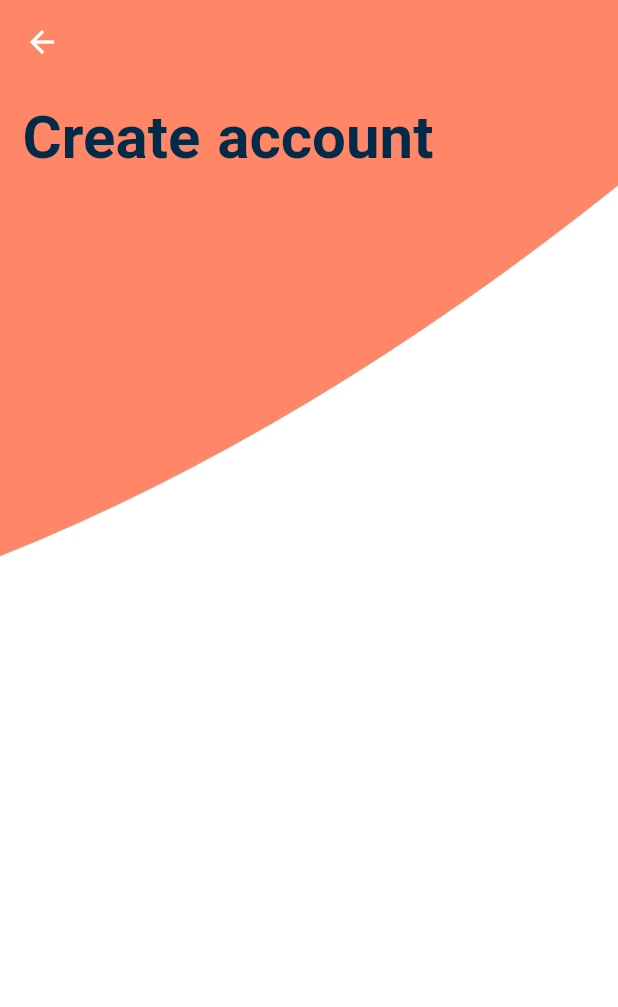
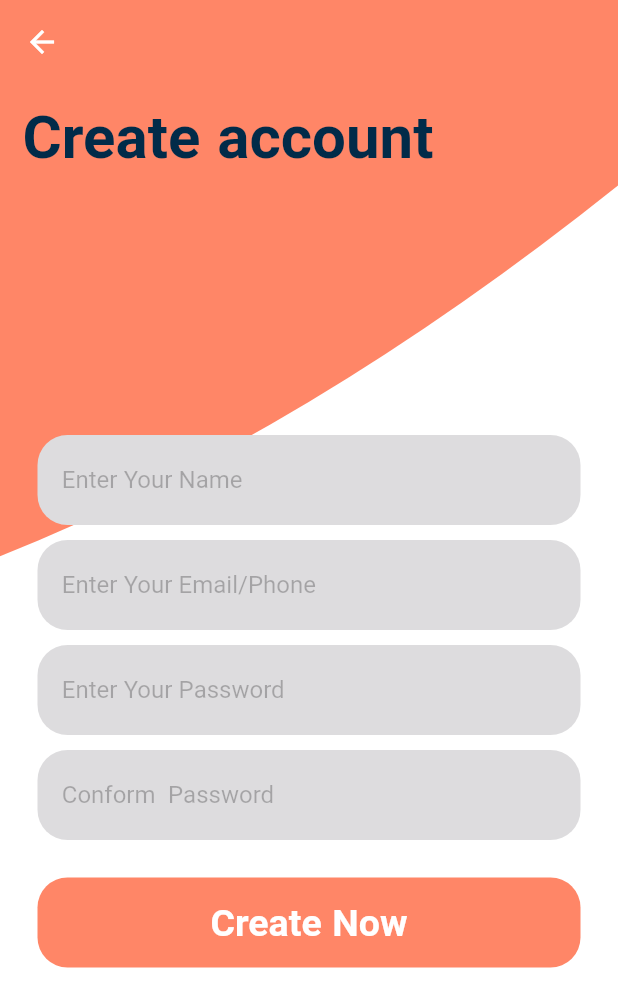
Before and after one commit to engzaid999/RegistrationScreens, a Flutter app: the SignUpScreen screen opened directly, on a phone screen of 412 x 824 dp. Shown: the top 1007 px of the screen. Run offline on Flutter 3.47's test engine with Material 2 defaults, Android fonts, the phone set to English and light mode, and no system bars; our stand-ins replace flutter_svg, font_awesome_flutter, google_fonts.

Commit message:
Login8 Completed

```diff
--- a/lib/Login8/signUpScreen.dart
+++ b/lib/Login8/signUpScreen.dart
@@ -50,11 +50,155 @@ class _SignUpScreenState extends State<SignUpScreen> {
                 ),
               ),
             ),
+            Positioned(
+              top: 280,
+              left: 15,
+              right: 15,
+              child: _form(context),
+            )
           ],
         ),
       ),
     );
   }
+
+  Key _key = GlobalKey<FormState>();
+
+  _form(BuildContext context) {
+    return Padding(
+      padding: EdgeInsets.all(10),
+      child: Container(
+        width: MediaQuery.of(context).size.width,
+        child: Form(
+          key: _key,
+          child: Column(
+            children: [
+              TextFormField(
+                decoration: InputDecoration(
+                    hintText: ' Enter Your Name',
+                    hintStyle: TextStyle(color: Colors.black26),
+                    filled: true,
+                    fillColor: _Grcolor,
+                    border: OutlineInputBorder(
+                      borderRadius: BorderRadius.circular(20),
+                      borderSide:
+                      BorderSide(color: Colors.transparent, width: 0),
+                    ),
+                    enabledBorder: OutlineInputBorder(
+                      borderRadius: BorderRadius.circular(20),
+                      borderSide:
+                      BorderSide(color: Colors.transparent, width: 0),
+                    ),
+                    focusedBorder: OutlineInputBorder(
+                      borderRadius: BorderRadius.circular(20),
+                      borderSide:
+                      BorderSide(color: Colors.transparent, width: 0),
+                    )),
+              ),
+              SizedBox(
+                height: 10,
+              ),
+              TextFormField(
+                decoration: InputDecoration(
+                    hintText: ' Enter Your Email/Phone',
+                    hintStyle: TextStyle(color: Colors.black26),
+                    filled: true,
+                    fillColor: _Grcolor,
+                    border: OutlineInputBorder(
+                      borderRadius: BorderRadius.circular(20),
+                      borderSide:
+                      BorderSide(color: Colors.transparent, width: 0),
+                    ),
+                    enabledBorder: OutlineInputBorder(
+                      borderRadius: BorderRadius.circular(20),
+                      borderSide:
+                      BorderSide(color: Colors.transparent, width: 0),
+                    ),
+                    focusedBorder: OutlineInputBorder(
+                      borderRadius: BorderRadius.circular(20),
+                      borderSide:
+                      BorderSide(color: Colors.transparent, width: 0),
+                    )),
+              ),
+              SizedBox(
+                height: 10,
+              ),
+              TextFormField(
+                decoration: InputDecoration(
+                    hintText: ' Enter Your Password',
+                    hintStyle: TextStyle(color: Colors.black26),
+                    filled: true,
+                    fillColor: _Grcolor,
+                    border: OutlineInputBorder(
+                      borderRadius: BorderRadius.circular(20),
+                      borderSide:
+                      BorderSide(color: Colors.transparent, width: 0),
+                    ),
+                    enabledBorder: OutlineInputBorder(
+                      borderRadius: BorderRadius.circular(20),
+                      borderSide:
+                      BorderSide(color: Colors.transparent, width: 0),
+                    ),
+                    focusedBorder: OutlineInputBorder(
+                      borderRadius: BorderRadius.circular(20),
+                      borderSide:
+                      BorderSide(color: Colors.transparent, width: 0),
+                    )),
+              ),
+              SizedBox(
+                height: 10,
+              ),
+              TextFormField(
+                decoration: InputDecoration(
+                    hintText: ' Conform  Password',
+                    hintStyle: TextStyle(color: Colors.black26),
+                    filled: true,
+                    fillColor: _Grcolor,
+                    border: OutlineInputBorder(
+                      borderRadius: BorderRadius.circular(20),
+                      borderSide:
+                      BorderSide(color: Colors.transparent, width: 0),
+                    ),
+                    enabledBorder: OutlineInputBorder(
+                      borderRadius: BorderRadius.circular(20),
+                      borderSide:
+                      BorderSide(color: Colors.transparent, width: 0),
+                    ),
+                    focusedBorder: OutlineInputBorder(
+                      borderRadius: BorderRadius.circular(20),
+                      borderSide:
+                      BorderSide(color: Colors.transparent, width: 0),
+                    )),
+              ),
+              SizedBox(
+                height: 25,
+              ),
+
+              Container(
+                width: MediaQuery.of(context).size.width ,
+                height: 60,
+                decoration: BoxDecoration(
+                  color: _Orcolor,
+                  borderRadius: BorderRadius.circular(20),
+                ),
+                child: Center(
+                  child: Text(
+                    'Create Now',
+                    style: TextStyle(
+                      color: Colors.white,
+                      fontSize: 25,
+                      fontWeight: FontWeight.bold
+                    ),
+                  ),
+                ),
+              ),
+            ],
+          ),
+        ),
+      ),
+    );
+  }
+
 }
 
 class _CuDraw1 extends  CustomPainter{
```
